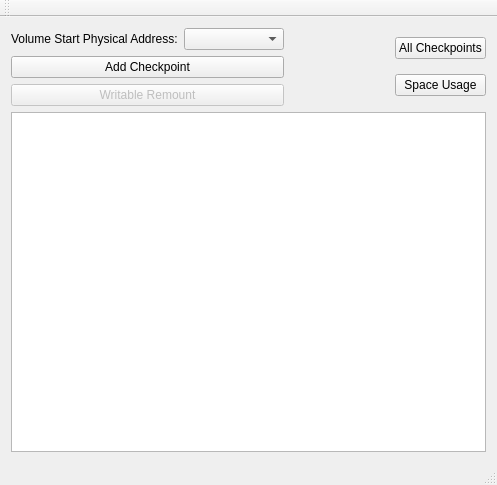
Old version of the form mainwindow.ui in the repository qweeah/hmfs-cputil-QT.
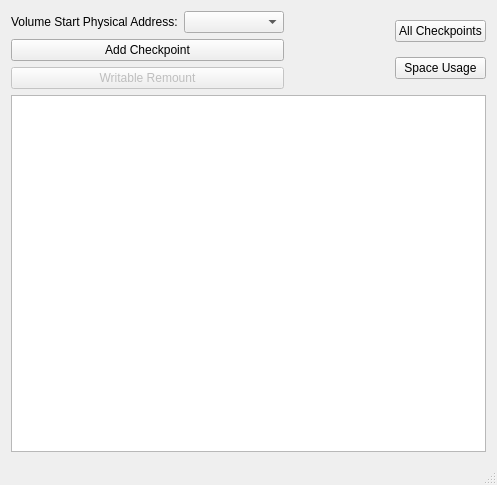
New version of the form.

Diff of the .ui file:
```diff
--- a/mainwindow.ui
+++ b/mainwindow.ui
@@ -108,14 +108,6 @@
     </item>
    </layout>
   </widget>
-  <widget class="QToolBar" name="mainToolBar">
-   <attribute name="toolBarArea">
-    <enum>TopToolBarArea</enum>
-   </attribute>
-   <attribute name="toolBarBreak">
-    <bool>false</bool>
-   </attribute>
-  </widget>
   <widget class="QStatusBar" name="statusBar"/>
  </widget>
  <layoutdefault spacing="6" margin="11"/>
```
